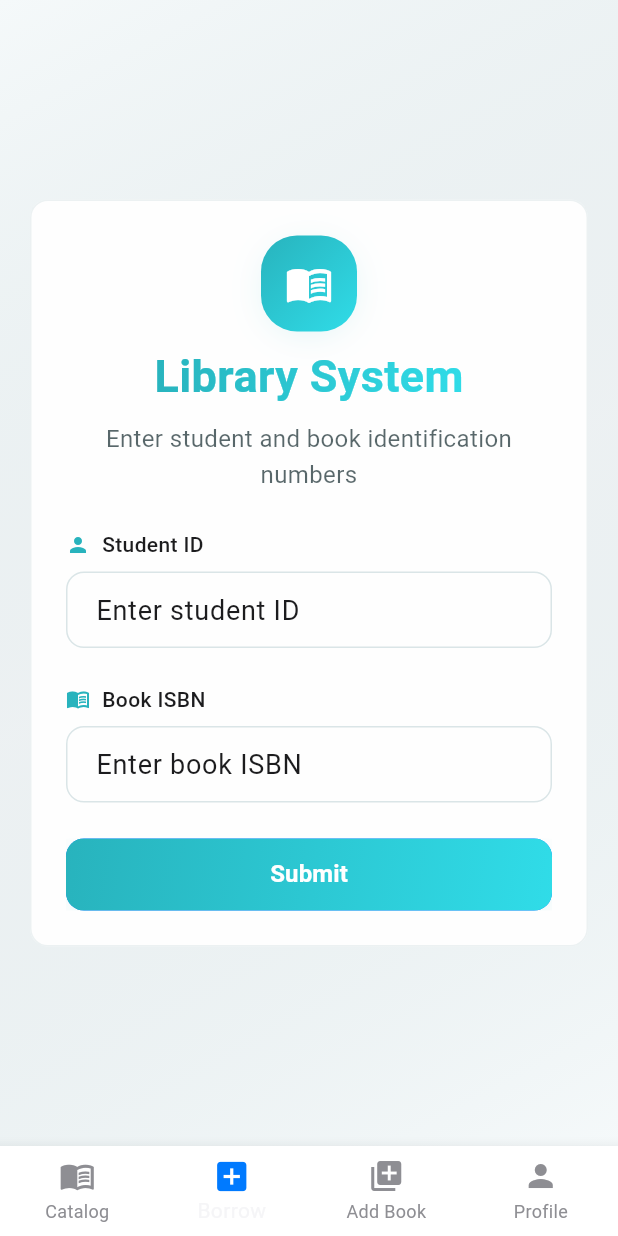
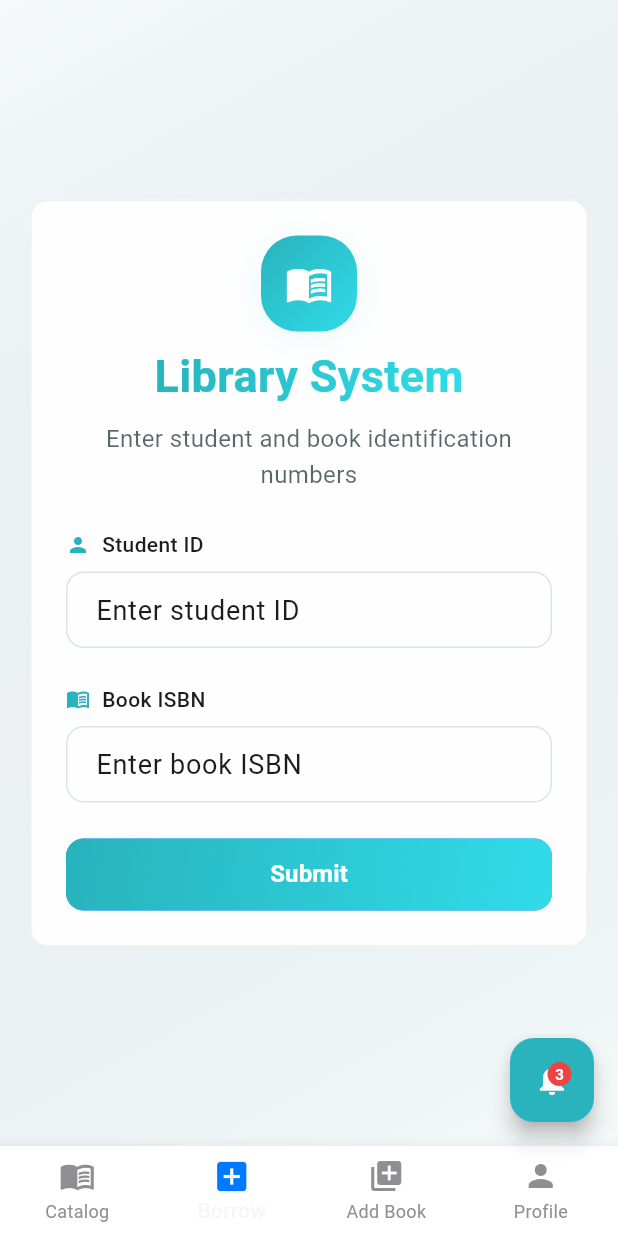
Before and after one commit to dilnoza471/chapter, a Flutter app: the MyAppHome screen opened directly with empty values, on a phone screen of 412 x 824 dp. Run offline on Flutter 3.47's test engine with Material 3 defaults, Android fonts, the phone set to English and light mode, and no system bars; our stand-ins replace flutter_local_notifications, shared_preferences, supabase_flutter, timezone; accounts and stored records are empty.

Commit message:
notification icon added

```diff
--- a/frontend/lib/main.dart
+++ b/frontend/lib/main.dart
@@ -12,10 +12,20 @@ import 'package:frontend/screens/login_screen.dart';
 import 'package:frontend/screens/signup_screen.dart';
 import 'package:supabase_flutter/supabase_flutter.dart';
 import 'package:frontend/screens/favorites_screen.dart';
+import 'package:frontend/screens/notifications_screen.dart'; // new
+import 'package:frontend/services/notification_service.dart';
 
 ThemeController themeController = ThemeController();
 void main() async {
   WidgetsFlutterBinding.ensureInitialized();
+
+  final notificationService = NotificationService();
+  await notificationService.initialize();
+  await notificationService.scheduleBookDueReminder(
+  bookTitle: 'Flutter Book',
+  dueDate: DateTime.now().add(const Duration(seconds: 10)), // 10 seconds later
+  notificationId: 1,
+);
 
   // Initialize Supabase
   await Supabase.initialize(
@@ -210,6 +220,42 @@ class _MyAppHomeState extends State<MyAppHome> {
       body: _pages.isEmpty
           ? const SizedBox.shrink()
           : _pages[_safeIndex(_selectedIndex)],
+      floatingActionButton: FloatingActionButton(
+      backgroundColor: AppColors.primary,
+      onPressed: () {
+        Navigator.push(
+          context,
+          MaterialPageRoute(builder: (_) => const NotificationsScreen()),
+        );
+      },
+      child: Stack(
+        clipBehavior: Clip.none,
+        children: [
+          const Icon(Icons.notifications),
+          Positioned(
+            right: -1,
+            top: -1,
+            child: Container(
+              padding: const EdgeInsets.all(2),
+              decoration: BoxDecoration(
+                color: AppColors.destructive,
+                shape: BoxShape.circle,
+              ),
+              constraints: const BoxConstraints(minWidth: 16, minHeight: 16),
+              child: const Text(
+                '3', // TODO: replace with dynamic count
+                style: TextStyle(
+                  color: Colors.white,
+                  fontSize: 10,
+                  fontWeight: FontWeight.bold,
+                ),
+                textAlign: TextAlign.center,
+              ),
+            ),
+          ),
+        ],
+      ),
+    ),
       bottomNavigationBar: BottomNavigationBar(
         currentIndex: _safeIndex(_selectedIndex),
         onTap: _onItemTapped,
```
Also changed, not shown: frontend/lib/screens/notifications_screen.dart (added, +47 -0 lines), frontend/lib/widgets/NotificationIcon.dart (added, +63 -0 lines).
